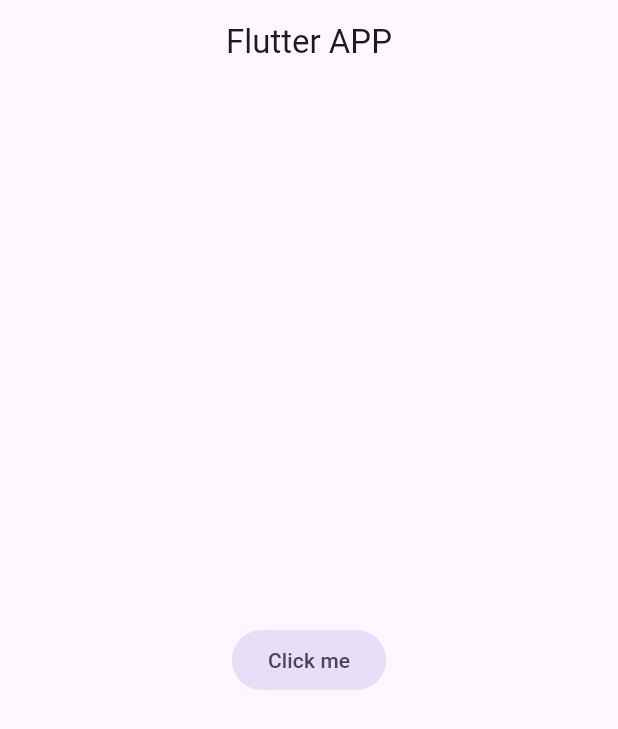
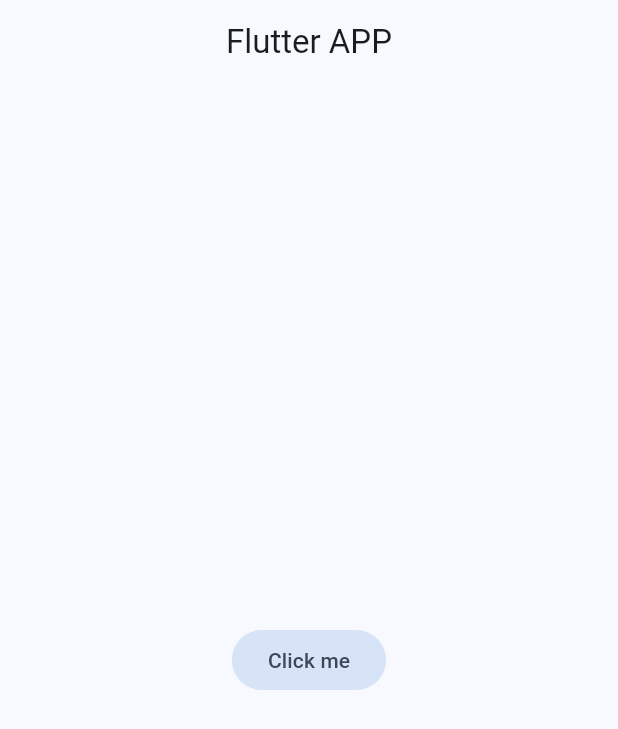
Before and after one commit to bastndev/Class_Flutter, a Flutter app: the screen it shows after launch, on a phone screen of 412 x 824 dp. Shown: the top 729 px of the screen. Run offline on Flutter 3.47's test engine with Material 3 defaults, Android fonts, the phone set to English and light mode, and no system bars.

Commit message:
[add] new method for change colors

```diff
--- a/class_2/lib/config/theme/app_theme.dart
+++ b/class_2/lib/config/theme/app_theme.dart
@@ -1,7 +1,26 @@
 import 'package:flutter/material.dart';
 
+const Color _customColor = Color(0xFF9D01FF);
+
+const List<Color> _colorThemes = [
+  _customColor,
+  Colors.black,
+  Colors.blue,
+  Colors.cyan,
+  Colors.green,
+  Colors.pink,
+];
+
 class AppTheme {
+  final int selectorColor;
+
+  AppTheme({
+    this.selectorColor = 0,
+  });
+
   ThemeData theme() {
-    return ThemeData();
+    return ThemeData(
+      colorSchemeSeed: _colorThemes[selectorColor],
+    );
   }
 }
--- a/class_2/lib/main.dart
+++ b/class_2/lib/main.dart
@@ -12,7 +12,7 @@ class MyApp extends StatelessWidget {
   Widget build(BuildContext context) {
     return MaterialApp(
       debugShowCheckedModeBanner: false,
-      theme: AppTheme().theme(),
+      theme: AppTheme(selectorColor: 2).theme(),
       home: Scaffold(
         appBar: AppBar(
           title: const Text('Flutter APP'),
```
